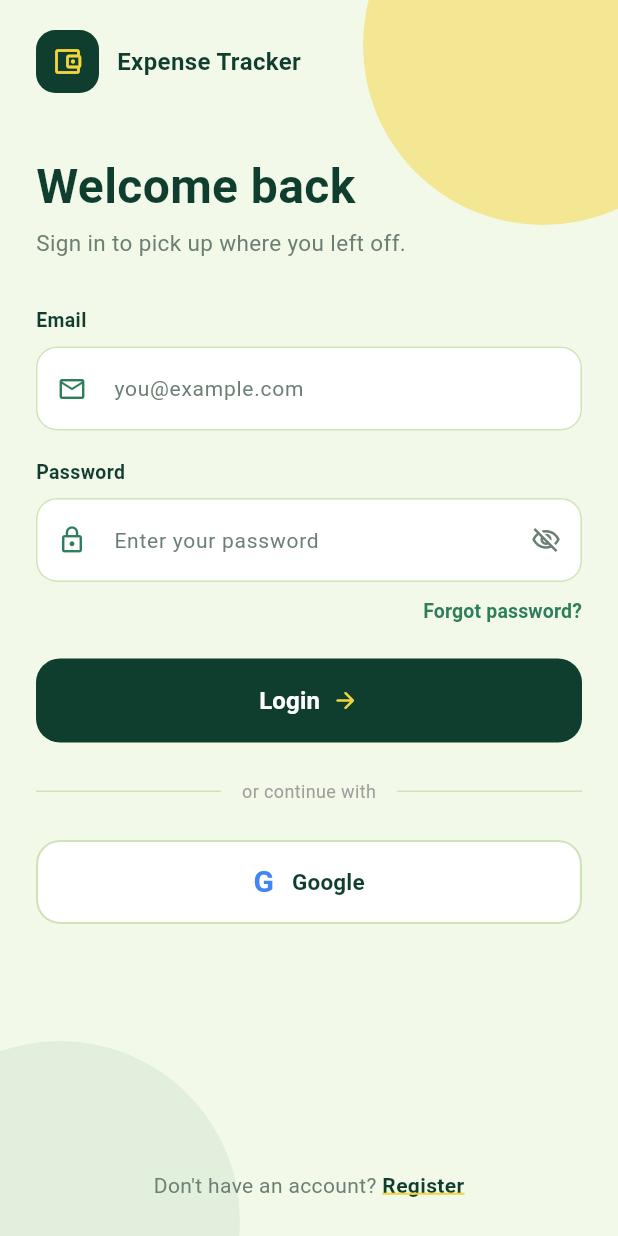
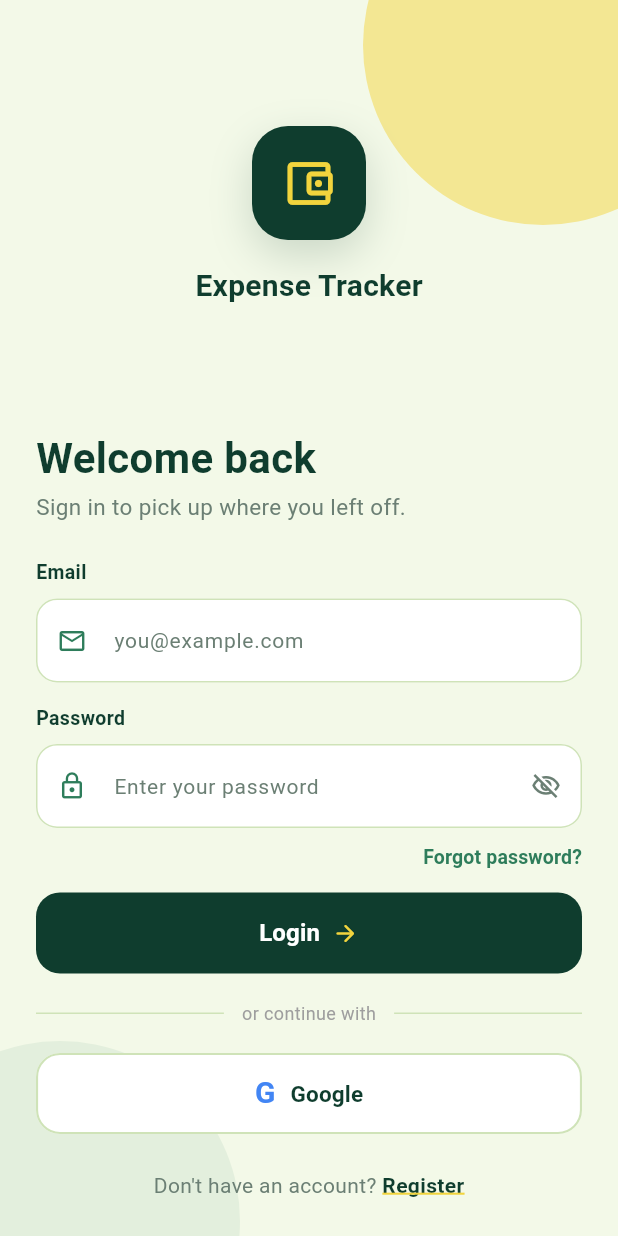
Before and after one commit to Kervillekevo/expense_tracker, a Flutter app: the screen it shows after launch, on a phone screen of 412 x 824 dp. Run offline on Flutter 3.47's test engine with Material 3 defaults, Android fonts, the phone set to English and light mode, and no system bars; our stand-ins replace drift, file_picker, firebase_auth, firebase_core, fl_chart, google_sign_in and 1 more; accounts and stored records are empty; generated files the repository leaves out were written again.

```diff
--- a/lib/core/widgets/auth_shell.dart
+++ b/lib/core/widgets/auth_shell.dart
@@ -39,22 +39,29 @@ class AuthShell extends StatelessWidget {
                 SliverFillRemaining(
                   hasScrollBody: false,
                   child: Padding(
-                    padding: const EdgeInsets.fromLTRB(24, 20, 24, 16),
+                    padding: const EdgeInsets.fromLTRB(24, 0, 24, 16),
                     child: Column(
-                      crossAxisAlignment: CrossAxisAlignment.start,
+                      crossAxisAlignment: CrossAxisAlignment.stretch,
                       children: [
-                        const _Brand(),
-                        const SizedBox(height: 44),
+                        // Brand hero: takes the free height and centers itself
+                        const Expanded(
+                          child: Padding(
+                            padding: EdgeInsets.symmetric(vertical: 24),
+                            child: Center(child: _Hero()),
+                          ),
+                        ),
+
+                        // Form block
                         Text(
                           title,
                           style: const TextStyle(
-                            fontSize: 32,
-                            height: 1.1,
+                            fontSize: 28,
+                            height: 1.15,
                             fontWeight: FontWeight.bold,
                             color: AppColors.dark,
                           ),
                         ),
-                        const SizedBox(height: 10),
+                        const SizedBox(height: 6),
                         Text(
                           subtitle,
                           style: const TextStyle(
@@ -63,10 +70,9 @@ class AuthShell extends StatelessWidget {
                             color: AppColors.muted,
                           ),
                         ),
-                        const SizedBox(height: 32),
+                        const SizedBox(height: 24),
                         child,
-                        const SizedBox(height: 24),
-                        const Spacer(),
+                        const SizedBox(height: 16),
                         footer,
                       ],
                     ),
@@ -97,33 +103,42 @@ class _Blob extends StatelessWidget {
   }
 }
 
-class _Brand extends StatelessWidget {
-  const _Brand();
+class _Hero extends StatelessWidget {
+  const _Hero();
 
   @override
   Widget build(BuildContext context) {
-    return Row(
+    return Column(
+      mainAxisSize: MainAxisSize.min,
       children: [
         Container(
-          width: 42,
-          height: 42,
+          width: 76,
+          height: 76,
           decoration: BoxDecoration(
             color: AppColors.dark,
-            borderRadius: BorderRadius.circular(13),
+            borderRadius: BorderRadius.circular(24),
+            boxShadow: [
+              BoxShadow(
+                color: AppColors.dark.withValues(alpha: 0.18),
+                blurRadius: 24,
+                offset: const Offset(0, 10),
+              ),
+            ],
           ),
           child: const Icon(
             Icons.account_balance_wallet_outlined,
             color: AppColors.accent,
-            size: 22,
+            size: 38,
           ),
         ),
-        const SizedBox(width: 12),
+        const SizedBox(height: 16),
         const Text(
           "Expense Tracker",
           style: TextStyle(
             color: AppColors.dark,
-            fontSize: 16,
+            fontSize: 20,
             fontWeight: FontWeight.bold,
+            letterSpacing: 0.2,
           ),
         ),
       ],
@@ -168,7 +183,7 @@ class AuthButton extends StatelessWidget {
   Widget build(BuildContext context) {
     return SizedBox(
       width: double.infinity,
-      height: 56,
+      height: 54,
       child: ElevatedButton(
         onPressed: loading ? null : onPressed,
         style: ElevatedButton.styleFrom(
@@ -183,17 +198,27 @@ class AuthButton extends StatelessWidget {
             ? const SizedBox(
           width: 22,
           height: 22,
-          child: CircularProgressIndicator(color: Colors.white, strokeWidth: 2),
+          child: CircularProgressIndicator(
+            color: Colors.white,
+            strokeWidth: 2,
+          ),
         )
             : Row(
           mainAxisAlignment: MainAxisAlignment.center,
           children: [
             Text(
               label,
-              style: const TextStyle(fontSize: 16, fontWeight: FontWeight.bold),
+              style: const TextStyle(
+                fontSize: 16,
+                fontWeight: FontWeight.bold,
+              ),
             ),
             const SizedBox(width: 8),
-            const Icon(Icons.arrow_forward_rounded, size: 18, color: AppColors.accent),
+            const Icon(
+              Icons.arrow_forward_rounded,
+              size: 18,
+              color: AppColors.accent,
+            ),
           ],
         ),
       ),
--- a/lib/features/auth/presentation/login_screen.dart
+++ b/lib/features/auth/presentation/login_screen.dart
@@ -1,7 +1,7 @@
-import 'package:expense_tracker/features/auth/presentation/register_screen.dart';
 import 'package:flutter/material.dart';
 import '../data/auth_service.dart';
 import '../../home/presentation/home_screen.dart';
+import 'register_screen.dart';
 import '../../../core/theme/app_theme.dart';
 import '../../../core/widgets/auth_shell.dart';
 
@@ -13,37 +13,66 @@ class LoginScreen extends StatefulWidget {
 
 class LoginScreenState extends State<LoginScreen> {
   final AuthService _authService = AuthService();
-  final _formkey = GlobalKey<FormState>();
-  TextEditingController emailController = TextEditingController();
-  TextEditingController passwordController = TextEditingController();
+  final _formKey = GlobalKey<FormState>();
+  final TextEditingController emailController = TextEditingController();
+  final TextEditingController passwordController = TextEditingController();
   bool isLoading = false;
+  bool isGoogleLoading = false;
   bool obscurePassword = true;
 
-  Future<void> login() async {
-    try {
-      setState(() => isLoading = true);
-      await _authService.login(
-        emailController.text.trim(),
-        passwordController.text.trim(),
+  void _showError(Object e) {
+    if (!mounted) return;
+    ScaffoldMessenger.of(context).showSnackBar(
+      SnackBar(content: Text(e.toString()), backgroundColor: Colors.red),
     );
-      if (context.mounted) {
+  }
+
+  void _goHome() {
     Navigator.pushReplacement(
       context,
       MaterialPageRoute(builder: (_) => const HomeScreen()),
     );
   }
+
+  Future<void> login() async {
+    setState(() => isLoading = true);
+    try {
+      await _authService.login(
+        emailController.text.trim(),
+        passwordController.text.trim(),
+      );
+      if (!mounted) return;
+      _goHome();
+      return;
     } catch (e) {
-      if (context.mounted) {
-        ScaffoldMessenger.of(context).showSnackBar(
-          SnackBar(content: Text(e.toString()), backgroundColor: Colors.red),
-        );
+      _showError(e);
     }
+    if (mounted) setState(() => isLoading = false);
   }
-    setState(() => isLoading = false);
+
+  Future<void> _googleSignIn() async {
+    setState(() => isGoogleLoading = true);
+    try {
+      final result = await _authService.signInWithGoogle();
+      if (result != null && mounted) {
+        _goHome();
+        return;
+      }
+    } catch (e) {
+      _showError(e);
+    }
+    if (mounted) setState(() => isGoogleLoading = false);
+  }
+
+  void _submit() {
+    if (isLoading) return;
+    if (_formKey.currentState!.validate()) login();
   }
 
   void _showForgotPasswordDialog() {
-    final resetEmailController = TextEditingController();
+    final resetEmailController = TextEditingController(
+      text: emailController.text.trim(),
+    );
     showDialog(
       context: context,
       builder: (dialogContext) => AlertDialog(
@@ -82,20 +111,15 @@ class LoginScreenState extends State<LoginScreen> {
 
               try {
                 await _authService.resetPassword(email);
-                if (context.mounted) {
+                if (!mounted) return;
                 ScaffoldMessenger.of(context).showSnackBar(
                   const SnackBar(
                     content: Text("Password reset email sent! Check your inbox."),
                     backgroundColor: Colors.green,
                   ),
                 );
-                }
               } catch (e) {
-                if (context.mounted) {
-                  ScaffoldMessenger.of(context).showSnackBar(
-                    SnackBar(content: Text(e.toString()), backgroundColor: Colors.red),
-                  );
-                }
+                _showError(e);
               }
             },
             child: const Text(
@@ -105,25 +129,7 @@ class LoginScreenState extends State<LoginScreen> {
           ),
         ],
       ),
-    );
-  }
-
-  Future<void> _googleSignIn() async {
-    try {
-      final result = await _authService.signInWithGoogle();
-      if (result != null && context.mounted) {
-        Navigator.pushReplacement(
-          context,
-          MaterialPageRoute(builder: (_) => const HomeScreen()),
-        );
-      }
-    } catch (e) {
-      if (context.mounted) {
-        ScaffoldMessenger.of(context).showSnackBar(
-          SnackBar(content: Text(e.toString()), backgroundColor: Colors.red),
-        );
-      }
-    }
+    ).then((_) => resetEmailController.dispose());
   }
 
   @override
@@ -149,30 +155,40 @@ class LoginScreenState extends State<LoginScreen> {
         },
       ),
       child: Form(
-        key: _formkey,
+        key: _formKey,
+        child: AutofillGroup(
           child: Column(
-          crossAxisAlignment: CrossAxisAlignment.start,
+            mainAxisSize: MainAxisSize.min,
+            crossAxisAlignment: CrossAxisAlignment.stretch,
             children: [
               const AuthLabel("Email"),
               TextFormField(
                 controller: emailController,
                 keyboardType: TextInputType.emailAddress,
+                textInputAction: TextInputAction.next,
+                autofillHints: const [AutofillHints.email],
                 decoration: fieldDecoration(
                   hint: "you@example.com",
                   icon: Icons.email_outlined,
                   fill: Colors.white,
                 ),
                 validator: (value) {
-                if (value == null || value.isEmpty) return "Email required";
+                  if (value == null || value.trim().isEmpty) {
+                    return "Email required";
+                  }
                   if (!value.contains("@")) return "Enter valid email";
                   return null;
                 },
               ),
-            const SizedBox(height: 18),
+              const SizedBox(height: 14),
+
               const AuthLabel("Password"),
               TextFormField(
                 controller: passwordController,
                 obscureText: obscurePassword,
+                textInputAction: TextInputAction.done,
+                autofillHints: const [AutofillHints.password],
+                onFieldSubmitted: (_) => _submit(),
                 decoration: fieldDecoration(
                   hint: "Enter your password",
                   fill: Colors.white,
@@ -185,7 +201,8 @@ class LoginScreenState extends State<LoginScreen> {
                       color: AppColors.muted,
                       size: 20,
                     ),
-                  onPressed: () => setState(() => obscurePassword = !obscurePassword),
+                    onPressed: () =>
+                        setState(() => obscurePassword = !obscurePassword),
                   ),
                 ),
                 validator: (value) {
@@ -194,12 +211,13 @@ class LoginScreenState extends State<LoginScreen> {
                   return null;
                 },
               ),
+
               Align(
                 alignment: Alignment.centerRight,
                 child: TextButton(
                   onPressed: _showForgotPasswordDialog,
                   style: TextButton.styleFrom(
-                  padding: const EdgeInsets.symmetric(vertical: 10),
+                    padding: const EdgeInsets.only(top: 10, bottom: 6),
                     minimumSize: Size.zero,
                     tapTargetSize: MaterialTapTargetSize.shrinkWrap,
                   ),
@@ -213,20 +231,20 @@ class LoginScreenState extends State<LoginScreen> {
                   ),
                 ),
               ),
-            const SizedBox(height: 12),
+              const SizedBox(height: 8),
+
               AuthButton(
                 label: "Login",
                 loading: isLoading,
-              onPressed: () {
-                if (_formkey.currentState!.validate()) login();
-              },
+                onPressed: _submit,
               ),
-            const SizedBox(height: 24),
+              const SizedBox(height: 18),
+
               Row(
                 children: [
                   const Expanded(child: Divider(color: AppColors.border)),
                   Padding(
-                  padding: const EdgeInsets.symmetric(horizontal: 14),
+                    padding: const EdgeInsets.symmetric(horizontal: 12),
                     child: Text(
                       "or continue with",
                       style: TextStyle(color: Colors.grey.shade500, fontSize: 12),
@@ -235,18 +253,26 @@ class LoginScreenState extends State<LoginScreen> {
                   const Expanded(child: Divider(color: AppColors.border)),
                 ],
               ),
-            const SizedBox(height: 24),
+              const SizedBox(height: 18),
+
               SizedBox(
-              width: double.infinity,
-              height: 56,
+                height: 54,
                 child: OutlinedButton(
-                onPressed: _googleSignIn,
+                  onPressed: (isLoading || isGoogleLoading) ? null : _googleSignIn,
                   style: OutlinedButton.styleFrom(
                     backgroundColor: Colors.white,
-                  shape: RoundedRectangleBorder(borderRadius: BorderRadius.circular(16)),
+                    shape: RoundedRectangleBorder(
+                      borderRadius: BorderRadius.circular(16),
+                    ),
                     side: const BorderSide(color: AppColors.border, width: 1.4),
                   ),
-                child: const Row(
+                  child: isGoogleLoading
+                      ? const SizedBox(
+                    width: 20,
+                    height: 20,
+                    child: CircularProgressIndicator(strokeWidth: 2),
+                  )
+                      : const Row(
                     mainAxisAlignment: MainAxisAlignment.center,
                     children: [
                       Text(
@@ -257,7 +283,7 @@ class LoginScreenState extends State<LoginScreen> {
                           color: Color(0xFF4285F4),
                         ),
                       ),
-                    SizedBox(width: 12),
+                      SizedBox(width: 10),
                       Text(
                         "Google",
                         style: TextStyle(
@@ -273,6 +299,7 @@ class LoginScreenState extends State<LoginScreen> {
             ],
           ),
         ),
+      ),
     );
   }
 }
--- a/lib/features/home/presentation/home_screen.dart
+++ b/lib/features/home/presentation/home_screen.dart
@@ -134,7 +134,6 @@ class _HomeScreenState extends State<HomeScreen> {
     return total;
   }
 
-  // points for the little chart, depends on the selected period
   List<double> _trend(List<Transaction> all, String type) {
     final now = DateTime.now();
     final today = DateTime(now.year, now.month, now.day);
@@ -168,7 +167,6 @@ class _HomeScreenState extends State<HomeScreen> {
       default:
         start = DateTime(today.year, today.month, 1);
     }
-    // a line needs at least two points
     if (!start.isBefore(today)) {
       start = DateTime(today.year, today.month, today.day - 1);
     }
```
Also changed, not shown: lib/features/auth/presentation/register_screen.dart (+54 -27 lines). Lines whose indentation alone changed are shown as unchanged.
